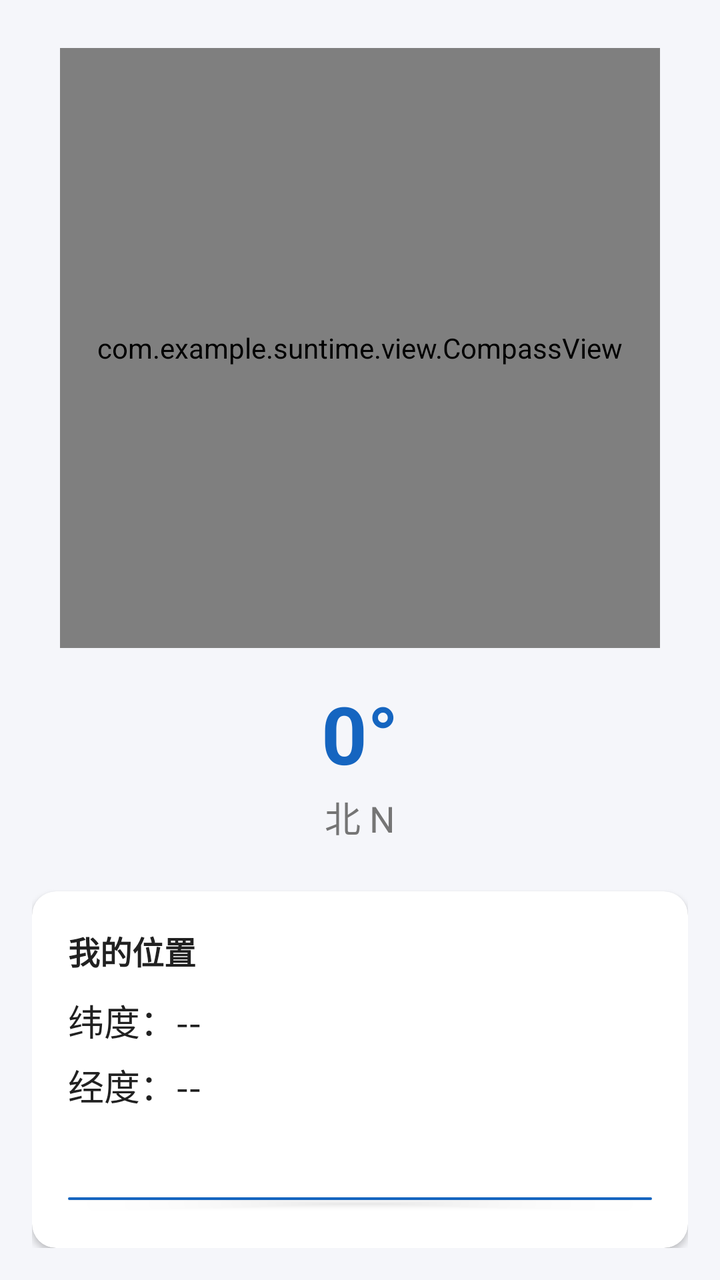
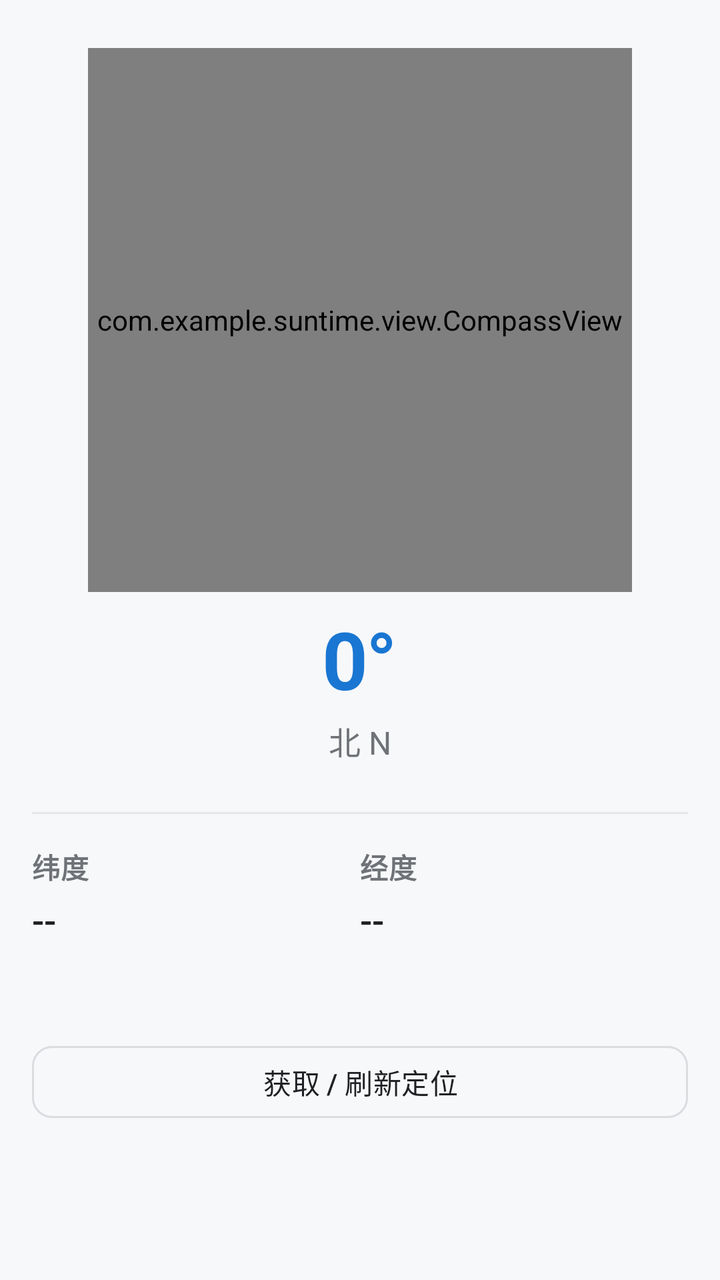

An Android layout rendered at two revisions. The XML below is the earlier revision; the diff shows what the commit changed to produce the second picture.
<!-- AndroidManifest.xml: application theme Theme.Suntime -->
<!-- res/layout/fragment_compass.xml -->
<?xml version="1.0" encoding="utf-8"?>
<LinearLayout xmlns:android="http://schemas.android.com/apk/res/android"
    android:layout_width="match_parent"
    android:layout_height="match_parent"
    android:orientation="vertical"
    android:padding="16dp"
    android:gravity="center_horizontal">

    <com.example.suntime.view.CompassView
        android:id="@+id/compassView"
        android:layout_width="300dp"
        android:layout_height="300dp"
        android:layout_marginTop="8dp" />

    <TextView
        android:id="@+id/tvHeading"
        android:layout_width="wrap_content"
        android:layout_height="wrap_content"
        android:layout_marginTop="16dp"
        android:text="0°"
        android:textColor="@color/primary"
        android:textSize="40sp"
        android:textStyle="bold" />

    <TextView
        android:id="@+id/tvHeadingDir"
        android:layout_width="wrap_content"
        android:layout_height="wrap_content"
        android:layout_marginTop="2dp"
        android:text="北 N"
        android:textColor="@color/text_secondary"
        android:textSize="18sp" />

    <com.google.android.material.card.MaterialCardView
        android:layout_width="match_parent"
        android:layout_height="wrap_content"
        android:layout_marginTop="24dp"
        app:cardCornerRadius="12dp"
        xmlns:app="http://schemas.android.com/apk/res-auto"
        app:cardElevation="2dp">

        <LinearLayout
            android:layout_width="match_parent"
            android:layout_height="wrap_content"
            android:orientation="vertical"
            android:padding="18dp">

            <TextView
                android:layout_width="wrap_content"
                android:layout_height="wrap_content"
                android:text="我的位置"
                android:textColor="@color/text_primary"
                android:textSize="16sp"
                android:textStyle="bold" />

            <TextView
                android:id="@+id/tvLat"
                android:layout_width="wrap_content"
                android:layout_height="wrap_content"
                android:layout_marginTop="10dp"
                android:text="纬度：--"
                android:textColor="@color/text_primary"
                android:textSize="18sp" />

            <TextView
                android:id="@+id/tvLng"
                android:layout_width="wrap_content"
                android:layout_height="wrap_content"
                android:layout_marginTop="6dp"
                android:text="经度：--"
                android:textColor="@color/text_primary"
                android:textSize="18sp" />

            <TextView
                android:id="@+id/tvAddress"
                android:layout_width="wrap_content"
                android:layout_height="wrap_content"
                android:layout_marginTop="6dp"
                android:textColor="@color/text_secondary"
                android:textSize="14sp" />

            <Button
                android:id="@+id/btnLocate"
                android:layout_width="match_parent"
                android:layout_height="wrap_content"
                android:layout_marginTop="12dp"
                android:text="获取 / 刷新定位" />
        </LinearLayout>
    </com.google.android.material.card.MaterialCardView>

</LinearLayout>
<!-- resources referenced by this layout -->
<resources>
  <color name="primary">#1565C0</color>
  <color name="text_primary">#212121</color>
  <color name="text_secondary">#757575</color>
  <style name="Theme.Suntime" parent="Theme.MaterialComponents.DayNight.NoActionBar">
          <item name="colorPrimary">@color/primary</item>
          <item name="colorPrimaryDark">@color/primary_dark</item>
          <item name="colorAccent">@color/accent</item>
          <item name="android:colorBackground">@color/bg</item>
          <item name="colorSurface">@color/card</item>
          <item name="android:windowBackground">@color/bg</item>
      </style>
  <color name="primary_dark">#0D3B66</color>
  <color name="accent">#FF8F00</color>
  <color name="bg">#F5F6FA</color>
  <color name="card">#FFFFFFFF</color>
</resources>

<!-- the commit's change to res/layout/fragment_compass.xml (unified diff, before → after) -->
@@ -1,91 +1,134 @@
 <?xml version="1.0" encoding="utf-8"?>
-<LinearLayout xmlns:android="http://schemas.android.com/apk/res/android"
+<ScrollView xmlns:android="http://schemas.android.com/apk/res/android"
+    xmlns:app="http://schemas.android.com/apk/res-auto"
     android:layout_width="match_parent"
     android:layout_height="match_parent"
-    android:orientation="vertical"
-    android:padding="16dp"
-    android:gravity="center_horizontal">
+    android:background="@color/bg"
+    android:fillViewport="true"
+    android:scrollbars="none">
 
-    <com.example.suntime.view.CompassView
-        android:id="@+id/compassView"
-        android:layout_width="300dp"
-        android:layout_height="300dp"
-        android:layout_marginTop="8dp" />
-
-    <TextView
-        android:id="@+id/tvHeading"
-        android:layout_width="wrap_content"
-        android:layout_height="wrap_content"
-        android:layout_marginTop="16dp"
-        android:text="0°"
-        android:textColor="@color/primary"
-        android:textSize="40sp"
-        android:textStyle="bold" />
-
-    <TextView
-        android:id="@+id/tvHeadingDir"
-        android:layout_width="wrap_content"
-        android:layout_height="wrap_content"
-        android:layout_marginTop="2dp"
-        android:text="北 N"
-        android:textColor="@color/text_secondary"
-        android:textSize="18sp" />
-
-    <com.google.android.material.card.MaterialCardView
+    <LinearLayout
         android:layout_width="match_parent"
         android:layout_height="wrap_content"
-        android:layout_marginTop="24dp"
-        app:cardCornerRadius="12dp"
-        xmlns:app="http://schemas.android.com/apk/res-auto"
-        app:cardElevation="2dp">
+        android:gravity="center_horizontal"
+        android:orientation="vertical"
+        android:paddingStart="@dimen/page_padding_h"
+        android:paddingEnd="@dimen/page_padding_h"
+        android:paddingTop="@dimen/page_padding_top"
+        android:paddingBottom="@dimen/space_lg">
 
+        
+        <com.example.suntime.view.CompassView
+            android:id="@+id/compassView"
+            android:layout_width="@dimen/compass_size"
+            android:layout_height="@dimen/compass_size"
+            android:layout_marginTop="@dimen/space_lg" />
+
+        
+        <TextView
+            android:id="@+id/tvHeading"
+            android:layout_width="wrap_content"
+            android:layout_height="wrap_content"
+            android:layout_marginTop="@dimen/space_md"
+            android:includeFontPadding="false"
+            android:text="0°"
+            android:textColor="@color/primary"
+            android:textSize="@dimen/text_reading"
+            android:textStyle="bold"
+            android:letterSpacing="-0.02" />
+
+        <TextView
+            android:id="@+id/tvHeadingDir"
+            android:layout_width="wrap_content"
+            android:layout_height="wrap_content"
+            android:layout_marginTop="@dimen/space_xs"
+            android:text="北 N"
+            android:textColor="@color/text_secondary"
+            android:textSize="16sp" />
+
+        
         <LinearLayout
             android:layout_width="match_parent"
             android:layout_height="wrap_content"
-            android:orientation="vertical"
-            android:padding="18dp">
+            android:layout_marginTop="@dimen/space_xl"
+            android:orientation="vertical">
 
-            <TextView
-                android:layout_width="wrap_content"
+            <View
+                android:layout_width="match_parent"
+                android:layout_height="1dp"
+                android:background="@color/divider" />
+
+            <LinearLayout
+                android:layout_width="match_parent"
                 android:layout_height="wrap_content"
-                android:text="我的位置"
-                android:textColor="@color/text_primary"
-                android:textSize="16sp"
-                android:textStyle="bold" />
+                android:layout_marginTop="@dimen/space_lg"
+                android:orientation="horizontal">
 
-            <TextView
-                android:id="@+id/tvLat"
-                android:layout_width="wrap_content"
-                android:layout_height="wrap_content"
-                android:layout_marginTop="10dp"
-                android:text="纬度：--"
-                android:textColor="@color/text_primary"
-                android:textSize="18sp" />
+                <LinearLayout
+                    android:layout_width="0dp"
+                    android:layout_height="wrap_content"
+                    android:layout_weight="1"
+                    android:orientation="vertical">
 
-            <TextView
-                android:id="@+id/tvLng"
-                android:layout_width="wrap_content"
-                android:layout_height="wrap_content"
-                android:layout_marginTop="6dp"
-                android:text="经度：--"
-                android:textColor="@color/text_primary"
-                android:textSize="18sp" />
+                    <TextView
+                        android:layout_width="wrap_content"
+                        android:layout_height="wrap_content"
+                        android:text="纬度"
+                        style="@style/Text.Suntime.Section" />
+
+                    <TextView
+                        android:id="@+id/tvLat"
+                        android:layout_width="wrap_content"
+                        android:layout_height="wrap_content"
+                        android:layout_marginTop="@dimen/space_xs"
+                        android:fontFamily="sans-serif-medium"
+                        android:text="--"
+                        android:textColor="@color/text_primary"
+                        android:textSize="18sp" />
+                </LinearLayout>
+
+                <LinearLayout
+                    android:layout_width="0dp"
+                    android:layout_height="wrap_content"
+                    android:layout_weight="1"
+                    android:orientation="vertical">
+
+                    <TextView
+                        android:layout_width="wrap_content"
+                        android:layout_height="wrap_content"
+                        android:text="经度"
+                        style="@style/Text.Suntime.Section" />
+
+                    <TextView
+                        android:id="@+id/tvLng"
+                        android:layout_width="wrap_content"
+                        android:layout_height="wrap_content"
+                        android:layout_marginTop="@dimen/space_xs"
+                        android:fontFamily="sans-serif-medium"
+                        android:text="--"
+                        android:textColor="@color/text_primary"
+                        android:textSize="18sp" />
+                </LinearLayout>
+            </LinearLayout>
 
             <TextView
                 android:id="@+id/tvAddress"
-                android:layout_width="wrap_content"
+                android:layout_width="match_parent"
                 android:layout_height="wrap_content"
-                android:layout_marginTop="6dp"
+                android:layout_marginTop="@dimen/space_md"
                 android:textColor="@color/text_secondary"
-                android:textSize="14sp" />
+                android:textSize="14sp"
+                android:lineSpacingExtra="2dp" />
 
+            
             <Button
                 android:id="@+id/btnLocate"
+                style="@style/Widget.Suntime.Button.Outlined"
                 android:layout_width="match_parent"
-                android:layout_height="wrap_content"
-                android:layout_marginTop="12dp"
+                android:layout_height="44dp"
+                android:layout_marginTop="@dimen/space_lg"
                 android:text="获取 / 刷新定位" />
         </LinearLayout>
-    </com.google.android.material.card.MaterialCardView>
 
-</LinearLayout>
+    </LinearLayout>
+</ScrollView>
<!-- resource entries referenced after the edit -->
@@ -1,19 +1,79 @@
 <!-- resources referenced by this layout -->
 <resources>
-  <color name="primary">#1565C0</color>
-  <color name="text_primary">#212121</color>
-  <color name="text_secondary">#757575</color>
-  <style name="Theme.Suntime" parent="Theme.MaterialComponents.DayNight.NoActionBar">
+  <color name="primary">#1976D2</color>
+  <color name="text_primary">#202124</color>
+  <color name="text_secondary">#6F7378</color>
+  <dimen name="compass_size">272dp</dimen>
+  <dimen name="page_padding_h">16dp</dimen>
+  <dimen name="page_padding_top">8dp</dimen>
+  <dimen name="space_lg">16dp</dimen>
+  <dimen name="space_md">12dp</dimen>
+  <dimen name="space_xl">24dp</dimen>
+  <dimen name="space_xs">4dp</dimen>
+  <dimen name="text_reading">40sp</dimen>
+  <style name="Text.Suntime.Section" parent="">
+          <item name="android:textSize">@dimen/text_section</item>
+          <item name="android:textColor">@color/text_secondary</item>
+          <item name="android:textStyle">bold</item>
+          <item name="android:letterSpacing">0.02</item>
+      </style>
+  <style name="Widget.Suntime.Button.Outlined" parent="Widget.Material3.Button.OutlinedButton">
+          <item name="cornerRadius">@dimen/radius_sm</item>
+          <item name="android:minHeight">44dp</item>
+          <item name="android:textSize">14sp</item>
+          <item name="android:textAllCaps">false</item>
+          <item name="strokeColor">@color/outline</item>
+          <item name="android:textColor">@color/text_primary</item>
+          <item name="iconTint">@color/primary</item>
+      </style>
+  <style name="Theme.Suntime" parent="Theme.Material3.DayNight.NoActionBar">
+          
           <item name="colorPrimary">@color/primary</item>
-          <item name="colorPrimaryDark">@color/primary_dark</item>
-          <item name="colorAccent">@color/accent</item>
+          <item name="colorOnPrimary">@color/on_primary</item>
+          <item name="colorPrimaryContainer">@color/primary_container</item>
+          <item name="colorOnPrimaryContainer">@color/on_primary_container</item>
+  
+          
           <item name="android:colorBackground">@color/bg</item>
-          <item name="colorSurface">@color/card</item>
+          <item name="colorSurface">@color/surface</item>
+          <item name="colorOnSurface">@color/text_primary</item>
+          <item name="colorSurfaceVariant">@color/surface_variant</item>
+          <item name="colorOnSurfaceVariant">@color/text_secondary</item>
+          <item name="colorOutline">@color/outline</item>
+          <item name="colorOutlineVariant">@color/divider</item>
+  
+          
+          <item name="colorSecondary">@color/primary</item>
+          <item name="colorSecondaryContainer">@color/primary_container</item>
+  
+          
           <item name="android:windowBackground">@color/bg</item>
+          <item name="android:statusBarColor">@android:color/transparent</item>
+          <item name="android:navigationBarColor">@android:color/transparent</item>
+          <item name="android:windowLightStatusBar">true</item>
+          <item name="android:windowLightNavigationBar" tools:targetApi="o_mr1">true</item>
+  
+          
+          <item name="materialButtonStyle">@style/Widget.Suntime.Button</item>
+          <item name="materialButtonOutlinedStyle">@style/Widget.Suntime.Button.Outlined</item>
       </style>
-  <color name="primary_dark">#0D3B66</color>
-  <color name="accent">#FF8F00</color>
-  <color name="bg">#F5F6FA</color>
-  <color name="card">#FFFFFFFF</color>
+  <dimen name="text_section">14sp</dimen>
+  <dimen name="radius_sm">10dp</dimen>
+  <color name="outline">#DADCE0</color>
+  <color name="on_primary">#FFFFFFFF</color>
+  <color name="primary_container">#E3F0FC</color>
+  <color name="on_primary_container">#0F4C91</color>
+  <color name="surface">#FFFFFFFF</color>
+  <color name="surface_variant">#F1F3F5</color>
+  <style name="Widget.Suntime.Button" parent="Widget.Material3.Button">
+          <item name="cornerRadius">@dimen/radius_sm</item>
+          <item name="android:minHeight">44dp</item>
+          <item name="android:textSize">14sp</item>
+          <item name="android:letterSpacing">0.01</item>
+          <item name="android:textAllCaps">false</item>
+          <item name="rippleColor">@color/primary_container</item>
+      </style>
+  <color name="bg">#F7F8FA</color>
+  <color name="divider">#E5E7EB</color>
 </resources>
 
